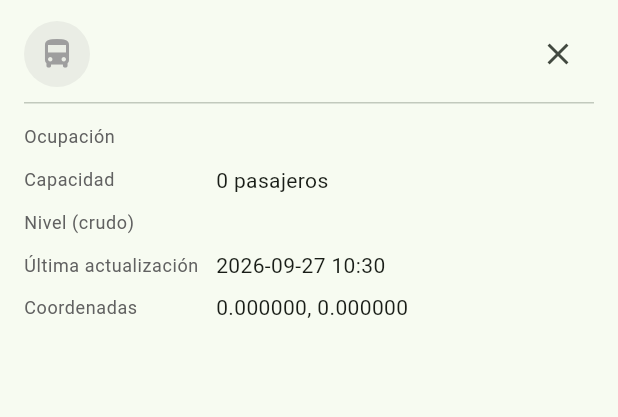
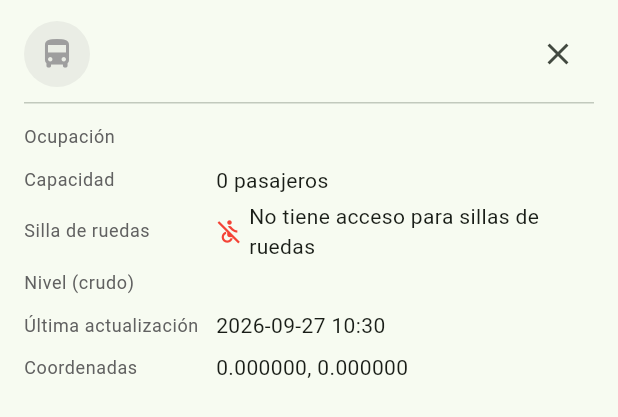
Before and after one commit to SkynetProyect/BusYa---Flutter, a Flutter app: the BusInfoSheet widget shown alone on an empty page, opened directly with empty values, on a phone screen of 412 x 824 dp. Shown: the top 417 px of the screen. Run offline on Flutter 3.47's test engine with Material 3 defaults, Android fonts, the phone set to English and light mode, and no system bars; our stand-ins replace audioplayers, flutter_dotenv, flutter_local_notifications, flutter_map, geolocator, latlong2 and 3 more; accounts and stored records are empty.

Commit message:
agregada simulacion para reporte de accesibilidad

```diff
--- a/lib/page/inicio/componentes/BusInfoSheet.dart
+++ b/lib/page/inicio/componentes/BusInfoSheet.dart
@@ -1,5 +1,7 @@
 import 'package:flutter/material.dart';
 import 'package:flutter_application_1/model/Bus.dart' show Bus;
+
+import 'dart:math';
 
 class BusInfoSheet extends StatelessWidget {
   final Bus bus;
@@ -15,8 +17,17 @@ class BusInfoSheet extends StatelessWidget {
     this.rutaNombre,
   });
 
+  // Determinístico: mismo bus.id -> misma respuesta siempre.
+  bool get _tieneAccesoSillaRuedas {
+    final seed = bus.id ?? bus.placa.hashCode;
+    final rnd = Random(seed);
+    return rnd.nextBool();
+  }
+
   @override
   Widget build(BuildContext context) {
+    final accesible = _tieneAccesoSillaRuedas;
+
     return SafeArea(
       top: false,
       child: Padding(
@@ -66,6 +77,34 @@ class BusInfoSheet extends StatelessWidget {
             const SizedBox(height: 8),
             _infoRow(context, 'Ocupación', ocupacionTexto),
             _infoRow(context, 'Capacidad', '${bus.capacidadMaxima} pasajeros'),
+            Row(
+              children: [
+                SizedBox(
+                  width: 120,
+                  child: Text(
+                    'Silla de ruedas',
+                    style: Theme.of(context).textTheme.bodySmall?.copyWith(
+                      color: Colors.grey.shade700,
+                    ),
+                  ),
+                ),
+                const SizedBox(width: 8),
+                Icon(
+                  accesible ? Icons.accessible : Icons.not_accessible,
+                  size: 18,
+                  color: accesible ? Colors.green : Colors.red,
+                ),
+                const SizedBox(width: 4),
+                Expanded(
+                  child: Text(
+                    accesible
+                        ? 'Tiene acceso para sillas de ruedas'
+                        : 'No tiene acceso para sillas de ruedas',
+                    style: Theme.of(context).textTheme.bodyMedium,
+                  ),
+                ),
+              ],
+            ),
             if (bus.nivelOcupacion != null)
               _infoRow(context, 'Nivel (crudo)', bus.nivelOcupacion!),
             if (bus.ultimaActualizacionGps != null)
@@ -105,7 +144,6 @@ class BusInfoSheet extends StatelessWidget {
   }
 
   String _fmtDate(DateTime dt) {
-    // Simple ISO-like local formatting (no intl to keep dependencies minimal)
     final local = dt.toLocal();
     final y = local.year.toString().padLeft(4, '0');
     final m = local.month.toString().padLeft(2, '0');
```
